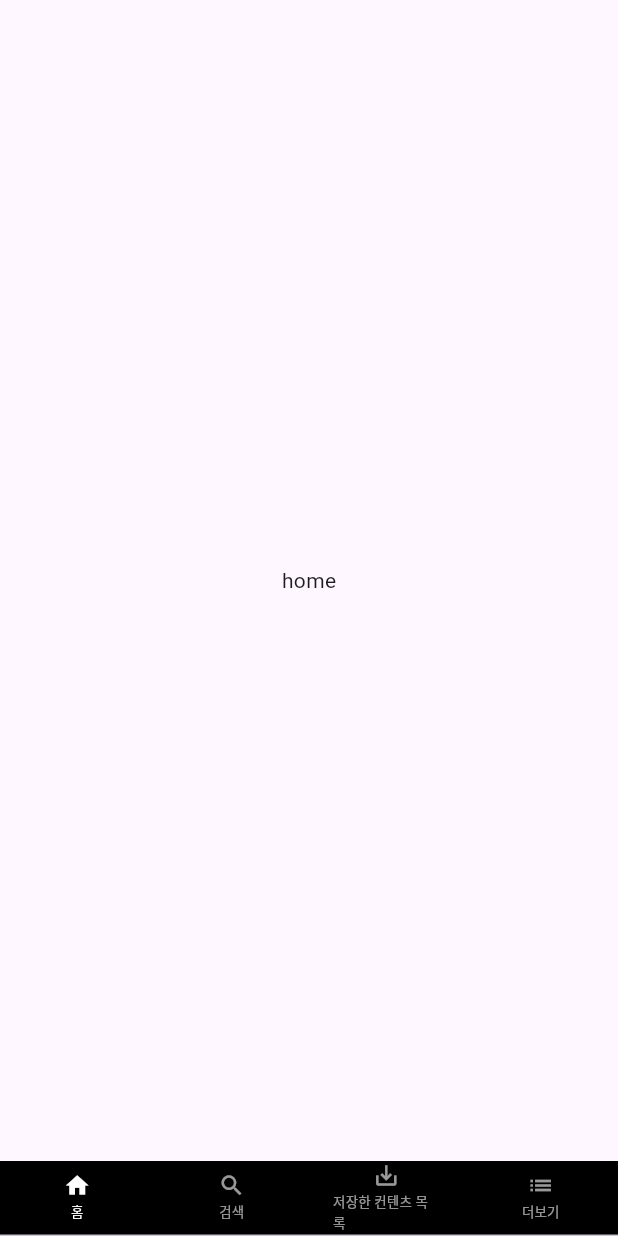
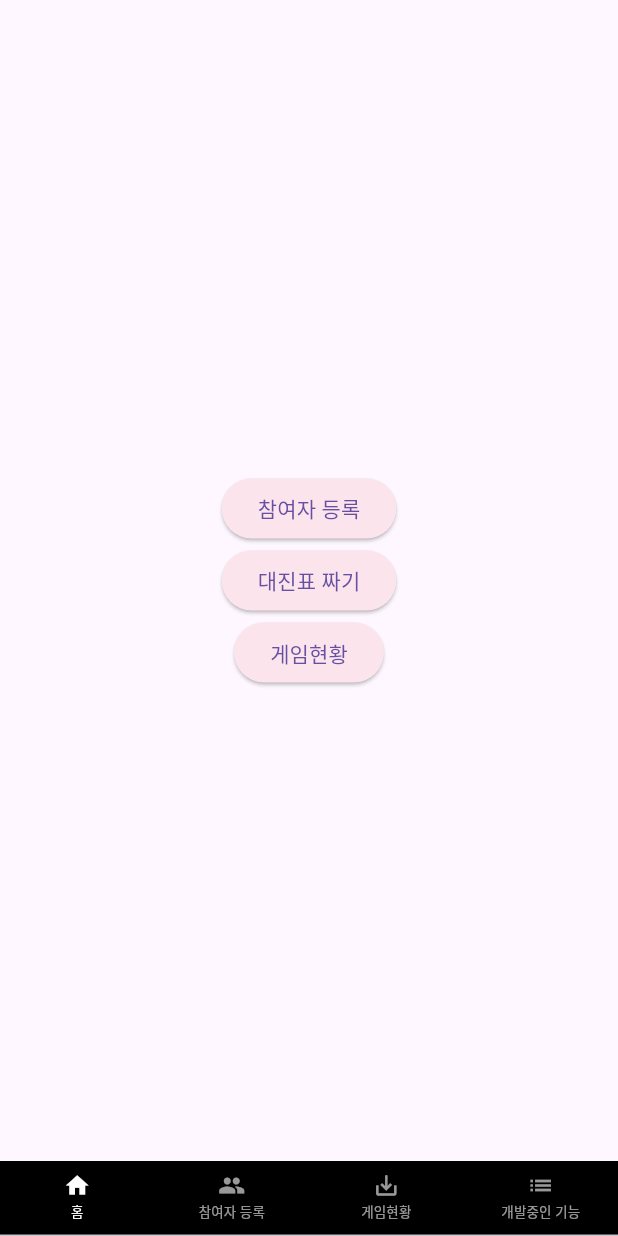
Before and after one commit to nadoyeon/badminton-app, a Flutter app: the screen it shows after launch, on a phone screen of 412 x 824 dp. Run offline on Flutter 3.47's test engine with Material 3 defaults, Android fonts, the phone set to English and light mode, and no system bars.

Commit message:
create buttom

```diff
--- a/lib/main.dart
+++ b/lib/main.dart
@@ -1,3 +1,5 @@
+
+import 'package:ddddd/screen/home.dart';
 import 'package:ddddd/widget/bottom_bar.dart';
 import 'package:flutter/material.dart'; // flutter의 핵심이라고 할 수 있는 주요 라이브러리를 불러온다.
 
@@ -20,7 +22,7 @@ class _MyAppState extends State<MyApp> {
         body: TabBarView(
           physics: NeverScrollableScrollPhysics(),
           children: <Widget>[
-            Container(child: Center(child: Text('home'),),),
+            buildTab(), // 함수 호출
             Container(child: Center(child: Text('search'),),),
             Container(child: Center(child: Text('save'),),),
             Container(child: Center(child: Text('more'),),),
--- /dev/null
+++ b/lib/screen/home.dart
@@ -0,0 +1,39 @@
+import 'package:flutter/cupertino.dart';
+import 'package:flutter/material.dart';
+
+class buildTab extends StatelessWidget {
+  @override
+  Widget build(BuildContext context) {
+    return Container(
+      width: MediaQuery.of(context).size.width,
+      child: Column(
+        crossAxisAlignment: CrossAxisAlignment.center,
+        mainAxisAlignment: MainAxisAlignment.center,
+          children: [
+            ElevatedButton(
+              onPressed: () {},
+              child: Text("참여자 등록"),
+              style: ElevatedButton.styleFrom(
+                backgroundColor: Colors.pink[50], // 버튼의 배경 색상 변경
+              ),
+            ),
+            ElevatedButton(
+              onPressed: () {},
+              child: Text("대진표 짜기"),
+              style: ElevatedButton.styleFrom(
+                backgroundColor: Colors.pink[50], // 버튼의 배경 색상 변경
+              ),
+            ),
+            ElevatedButton(
+              onPressed: () {},
+              child: Text("게임현황"),
+              style: ElevatedButton.styleFrom(
+                backgroundColor: Colors.pink[50], // 버튼의 배경 색상 변경
+              ),
+            ),
+          ],
+      ),
+    );
+  }
+
+}
--- a/lib/widget/bottom_bar.dart
+++ b/lib/widget/bottom_bar.dart
@@ -24,11 +24,11 @@ class Bottom extends StatelessWidget {
             ),
             Tab(
               icon: Icon(
-                Icons.search,
+                Icons.people,
                 size:18,
               ),
               child: Text(
-                  '검색',
+                  '참여자 등록',
                   style: TextStyle(fontSize: 9)
               ),
             ),
@@ -38,7 +38,7 @@ class Bottom extends StatelessWidget {
                 size:18,
               ),
               child: Text(
-                  '저장한 컨텐츠 목록',
+                  '게임현황',
                   style: TextStyle(fontSize: 9)
               ),
             ),
@@ -48,7 +48,7 @@ class Bottom extends StatelessWidget {
                 size:18,
               ),
               child: Text(
-                  '더보기',
+                  '개발중인 기능',
                   style: TextStyle(fontSize: 9)
               ),
             ),
```
Also changed, not shown: lib/model/minton_people.dart (added, +17 -0 lines).
